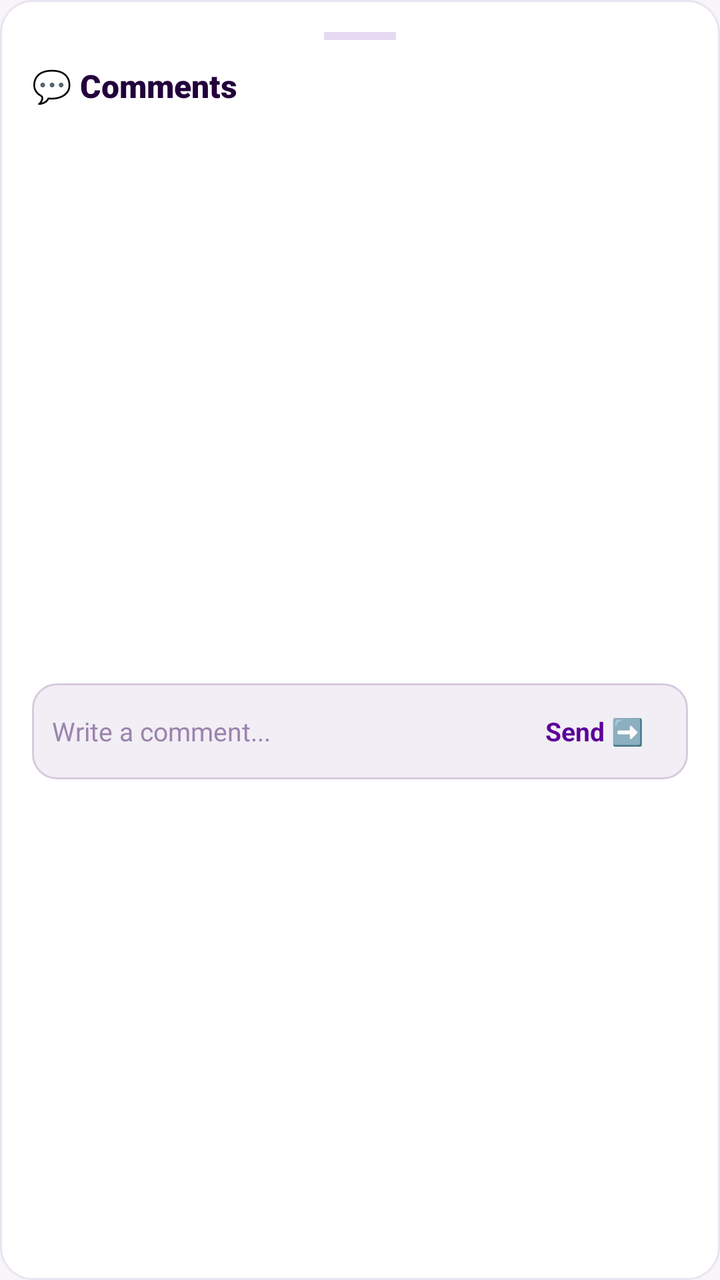
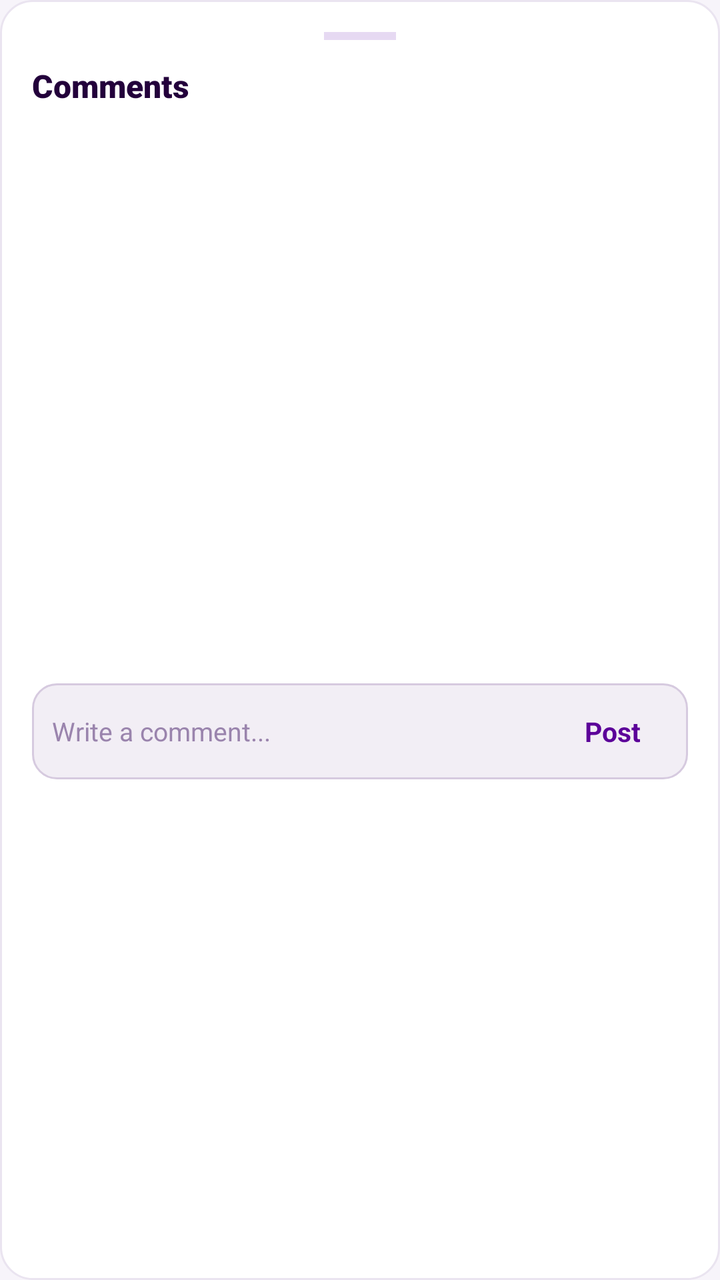

Screens rendered from an Android XML layout before and after an edit, with the pre-edit source and the edit as a unified diff.
<!-- AndroidManifest.xml: application theme Theme.TCA_APP -->
<!-- res/layout/dialog_comments.xml -->
<?xml version="1.0" encoding="utf-8"?>
<LinearLayout xmlns:android="http://schemas.android.com/apk/res/android"
    android:layout_width="match_parent"
    android:layout_height="wrap_content"
    android:background="@drawable/bg_card_white"
    android:orientation="vertical"
    android:padding="16dp">

    <View
        android:layout_width="36dp"
        android:layout_height="4dp"
        android:layout_gravity="center_horizontal"
        android:layout_marginBottom="12dp"
        android:background="@color/card_stroke" />

    <TextView
        android:layout_width="wrap_content"
        android:layout_height="wrap_content"
        android:fontFamily="sans-serif-black"
        android:text="💬 Comments"
        android:textColor="@color/text_primary"
        android:textSize="16sp"
        android:textStyle="bold" />

    <androidx.recyclerview.widget.RecyclerView
        android:id="@+id/rvComments"
        android:layout_width="match_parent"
        android:layout_height="260dp"
        android:layout_marginTop="12dp"
        android:clipToPadding="false"
        android:scrollbars="vertical" />

    <LinearLayout
        android:layout_width="match_parent"
        android:layout_height="48dp"
        android:layout_marginTop="16dp"
        android:background="@drawable/bg_input_field"
        android:gravity="center_vertical"
        android:orientation="horizontal"
        android:paddingHorizontal="10dp">

        <EditText
            android:id="@+id/etCommentText"
            android:layout_width="0dp"
            android:layout_height="match_parent"
            android:layout_weight="1"
            android:background="@null"
            android:hint="Write a comment..."
            android:textColor="@color/text_primary"
            android:textColorHint="@color/text_muted"
            android:textSize="13sp" />

        <TextView
            android:id="@+id/btnSendComment"
            android:layout_width="wrap_content"
            android:layout_height="match_parent"
            android:gravity="center"
            android:paddingHorizontal="12dp"
            android:text="Send ➡️"
            android:textColor="@color/purple_primary_text"
            android:textSize="13sp"
            android:textStyle="bold" />
    </LinearLayout>

</LinearLayout>
<!-- resources referenced by this layout -->
<resources>
  <color name="card_stroke">#E6D9F2</color>
  <color name="purple_primary_text">@color/purple_primary</color>
  <color name="text_muted">#9A84AD</color>
  <color name="text_primary">#23003B</color>
  <!-- drawable bg_card_white (drawable) -->
  <?xml version="1.0" encoding="utf-8"?>
  <shape xmlns:android="http://schemas.android.com/apk/res/android"
      android:shape="rectangle">
      <solid android:color="@color/card_bg" />
      <corners android:radius="16dp" />
      <stroke
          android:width="1dp"
          android:color="#EAE4F0" />
  </shape>
  <!-- drawable bg_input_field (drawable) -->
  <?xml version="1.0" encoding="utf-8"?>
  <shape xmlns:android="http://schemas.android.com/apk/res/android"
      android:shape="rectangle">
      <solid android:color="@color/input_field_bg" />
      <corners android:radius="12dp" />
      <stroke
          android:width="1dp"
          android:color="#D6CADF" />
  </shape>
  <style name="Theme.TCA_APP" parent="Base.Theme.TCA_APP" />
  <color name="purple_primary">#5C0099</color>
  <color name="card_bg">#FFFFFF</color>
  <color name="input_field_bg">#F2EEF5</color>
  <style name="Base.Theme.TCA_APP" parent="Theme.Material3.DayNight.NoActionBar">
          <item name="colorPrimary">@color/purple_primary</item>
          <item name="colorOnPrimary">@color/white</item>
          <item name="colorSecondary">@color/gold_accent</item>
          <item name="colorOnSecondary">@color/text_primary</item>
          <item name="android:statusBarColor">@color/purple_dark</item>
          <item name="android:windowBackground">@color/bg_main</item>
          <item name="android:datePickerDialogTheme">@style/CustomDatePickerDialog</item>
          <item name="android:timePickerDialogTheme">@style/CustomDatePickerDialog</item>
      </style>
  <color name="white">#FFFFFF</color>
  <color name="gold_accent">#FFD500</color>
  <color name="purple_dark">#3D0066</color>
  <color name="bg_main">#F7F4FA</color>
  <style name="CustomDatePickerDialog" parent="Theme.MaterialComponents.DayNight.Dialog.Alert">
          <item name="colorPrimary">@color/purple_primary</item>
          <item name="colorPrimaryVariant">@color/purple_dark</item>
          <item name="colorOnPrimary">@color/white</item>
          <item name="colorSecondary">@color/gold_accent</item>
          <item name="colorOnSecondary">#000000</item>
          <item name="colorAccent">@color/gold_accent</item>
          <item name="android:colorAccent">@color/gold_accent</item>
          <item name="android:colorControlActivated">@color/gold_accent</item>
          <item name="colorSurface">@color/card_bg</item>
          <item name="colorOnSurface">@color/text_primary</item>
          <item name="android:windowBackground">@color/card_bg</item>
          <item name="android:textColorPrimary">@color/text_primary</item>
          <item name="android:textColorSecondary">@color/text_secondary</item>
          <item name="buttonBarPositiveButtonStyle">@style/CustomPickerButtonStyle</item>
          <item name="buttonBarNegativeButtonStyle">@style/CustomPickerButtonStyle</item>
          <item name="android:buttonBarPositiveButtonStyle">@style/CustomPickerButtonStyle</item>
          <item name="android:buttonBarNegativeButtonStyle">@style/CustomPickerButtonStyle</item>
      </style>
  <color name="text_secondary">#67507A</color>
  <style name="CustomPickerButtonStyle" parent="Widget.MaterialComponents.Button.TextButton.Dialog">
          <item name="android:textColor">@color/gold_accent</item>
          <item name="android:textStyle">bold</item>
      </style>
</resources>

<!-- the commit's change to res/layout/dialog_comments.xml (unified diff, before → after) -->
@@ -17,7 +17,7 @@
         android:layout_width="wrap_content"
         android:layout_height="wrap_content"
         android:fontFamily="sans-serif-black"
-        android:text="💬 Comments"
+        android:text="Comments"
         android:textColor="@color/text_primary"
         android:textSize="16sp"
         android:textStyle="bold" />
@@ -55,10 +55,10 @@
             android:layout_width="wrap_content"
             android:layout_height="match_parent"
             android:gravity="center"
-            android:paddingHorizontal="12dp"
-            android:text="Send ➡️"
-            android:textColor="@color/purple_primary_text"
-            android:textSize="13sp"
+            android:paddingHorizontal="14dp"
+            android:text="Post"
+            android:textColor="@color/purple_primary"
+            android:textSize="13.5sp"
             android:textStyle="bold" />
     </LinearLayout>
 
<!-- resource entries referenced after the edit -->
@@ -1,7 +1,6 @@
 <!-- resources referenced by this layout -->
 <resources>
   <color name="card_stroke">#E6D9F2</color>
-  <color name="purple_primary_text">@color/purple_primary</color>
   <color name="text_muted">#9A84AD</color>
   <color name="text_primary">#23003B</color>
   <!-- drawable bg_card_white (drawable) -->
